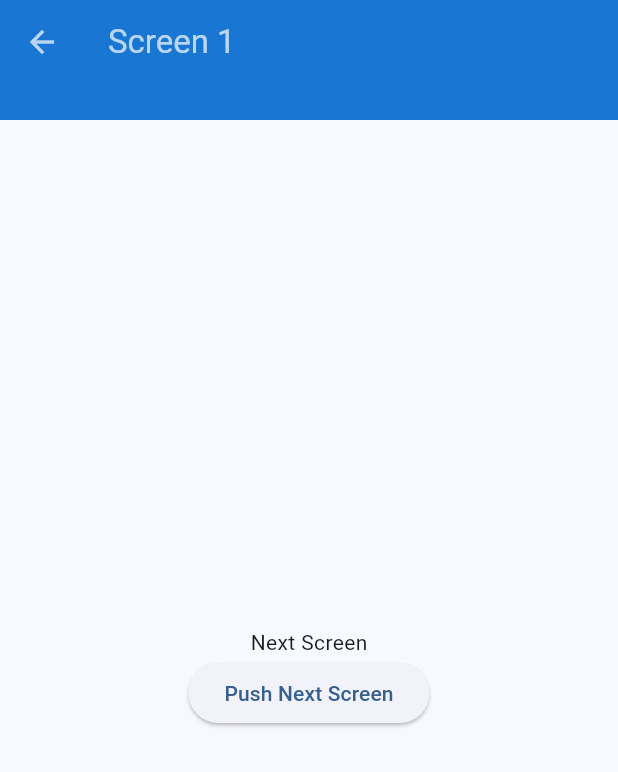
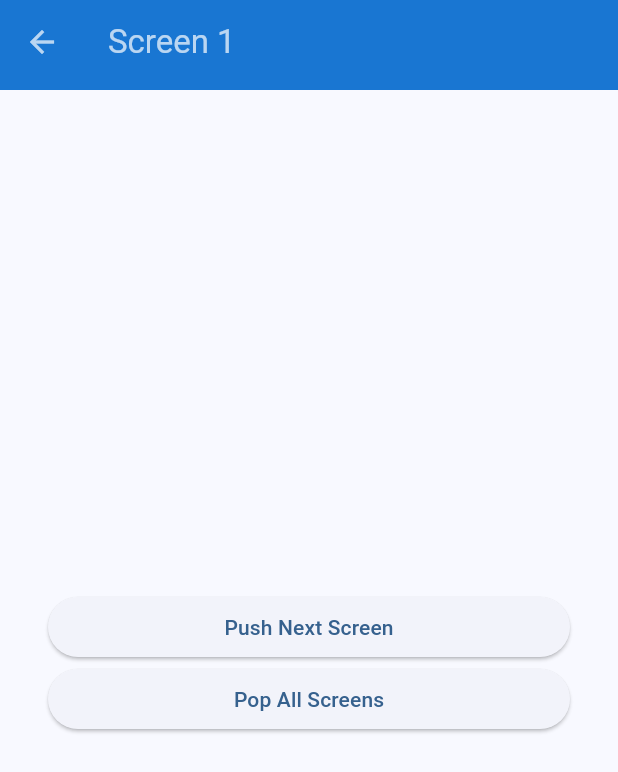
Before and after one commit to twinsunllc/navigation-example, a Flutter app: the NextScreen screen opened directly, after a tap on "Push Next Screen", on a phone screen of 412 x 824 dp. Shown: the top 772 px of the screen. Run offline on Flutter 3.47's test engine with Material 3 defaults, Android fonts, the phone set to English and light mode, and no system bars; our stand-ins replace rxdart.

```diff
--- a/lib/bloc/navigation_bloc.dart
+++ b/lib/bloc/navigation_bloc.dart
@@ -9,7 +9,7 @@ class NavigationBloc {
   static final NavigationBloc _instance = NavigationBloc._internal();
 
   final BehaviorSubject<List<Route>> _stackSubject = BehaviorSubject.seeded([]);
-  Stream<List<Object>> get stackStream => _stackSubject.stream;
+  Stream<List<Route>> get stackStream => _stackSubject.stream;
 
   void pushToStack(Route route) {
     _stackSubject.add([..._stackSubject.value, route]);
@@ -19,4 +19,8 @@ class NavigationBloc {
     final updatedStack = List<Route>.from(_stackSubject.value)..removeLast();
     _stackSubject.add(updatedStack);
   }
+
+  void clearStack() {
+    _stackSubject.add([]);
+  }
 }
--- a/lib/screens/home_screen.dart
+++ b/lib/screens/home_screen.dart
@@ -9,11 +9,12 @@ class HomeScreen extends StatelessWidget {
   Widget build(BuildContext context) {
     return const Scaffold(
       appBar: DefaultAppBar(),
-      body: Center(
+      body: Padding(
+        padding: EdgeInsets.all(32.0),
         child: Column(
           mainAxisAlignment: MainAxisAlignment.center,
+          crossAxisAlignment: CrossAxisAlignment.stretch,
           children: [
-            Text('Home'),
             PushScreenButton(),
           ],
         ),
--- a/lib/screens/next_screen.dart
+++ b/lib/screens/next_screen.dart
@@ -1,5 +1,6 @@
 import 'package:flutter/material.dart';
 import 'package:navigation_example/widgets/default_app_bar.dart';
+import 'package:navigation_example/widgets/pop_all_button.dart';
 import 'package:navigation_example/widgets/push_screen_button.dart';
 
 class NextScreen extends StatelessWidget {
@@ -9,12 +10,14 @@ class NextScreen extends StatelessWidget {
   Widget build(BuildContext context) {
     return const Scaffold(
       appBar: DefaultAppBar(),
-      body: Center(
+      body: Padding(
+        padding: EdgeInsets.all(32.0),
         child: Column(
           mainAxisAlignment: MainAxisAlignment.center,
+          crossAxisAlignment: CrossAxisAlignment.stretch,
           children: [
-            Text('Next Screen'),
             PushScreenButton(),
+            PopAllButton(),
           ],
         ),
       ),
--- a/lib/widgets/default_app_bar.dart
+++ b/lib/widgets/default_app_bar.dart
@@ -1,13 +1,42 @@
+import 'dart:async';
+
 import 'package:flutter/material.dart';
 import 'package:navigation_example/bloc/navigation_bloc.dart';
 
-class DefaultAppBar extends StatelessWidget implements PreferredSizeWidget {
+class DefaultAppBar extends StatefulWidget implements PreferredSizeWidget {
   const DefaultAppBar({super.key});
 
   @override
-  Size get preferredSize => const Size.fromHeight(80);
+  Size get preferredSize => const Size.fromHeight(60);
 
-  Widget _buildBackButton(BuildContext context) {
+  @override
+  State<DefaultAppBar> createState() => _DefaultAppBarState();
+}
+
+class _DefaultAppBarState extends State<DefaultAppBar> {
+  late final StreamSubscription<List<Route>> _navigationStackSubscription;
+
+  int _pageCount = 0;
+
+  @override
+  void initState() {
+    super.initState();
+    _navigationStackSubscription = NavigationBloc().stackStream.listen(_onStackUpdated);
+  }
+
+  @override
+  void dispose() {
+    _navigationStackSubscription.cancel();
+    super.dispose();
+  }
+
+  void _onStackUpdated(List<Route> stack) {
+    setState(() {
+      _pageCount = stack.length;
+    });
+  }
+
+  Widget _buildBackButton() {
     return BackButton(
       onPressed: () {
         NavigationBloc().popFromStack();
@@ -18,22 +47,13 @@ class DefaultAppBar extends StatelessWidget implements PreferredSizeWidget {
 
   @override
   Widget build(BuildContext context) {
-    return StreamBuilder<List<Object>>(
-      stream: NavigationBloc().stackStream,
-      initialData: const [],
-      builder: (_, AsyncSnapshot snapshot) {
-        final stack = snapshot.data!;
-        final pageCount = stack.length;
-
-        return AppBar(
-          leading: pageCount > 0 //
-              ? _buildBackButton(context)
-              : null,
-          title: pageCount > 0 //
-              ? Text('Screen $pageCount')
-              : const Text('Home Screen'),
-        );
-      },
+    return AppBar(
+      leading: _pageCount > 0 //
+          ? _buildBackButton()
+          : null,
+      title: _pageCount > 0 //
+          ? Text('Screen $_pageCount')
+          : const Text('Home Screen'),
     );
   }
 }
--- /dev/null
+++ b/lib/widgets/pop_all_button.dart
@@ -0,0 +1,17 @@
+import 'package:flutter/material.dart';
+import 'package:navigation_example/bloc/navigation_bloc.dart';
+
+class PopAllButton extends StatelessWidget {
+  const PopAllButton({super.key});
+
+  @override
+  Widget build(BuildContext context) {
+    return ElevatedButton(
+      onPressed: () {
+        NavigationBloc().clearStack();
+        Navigator.of(context).popUntil(ModalRoute.withName('/'));
+      },
+      child: const Text('Pop All Screens'),
+    );
+  }
+}
```
